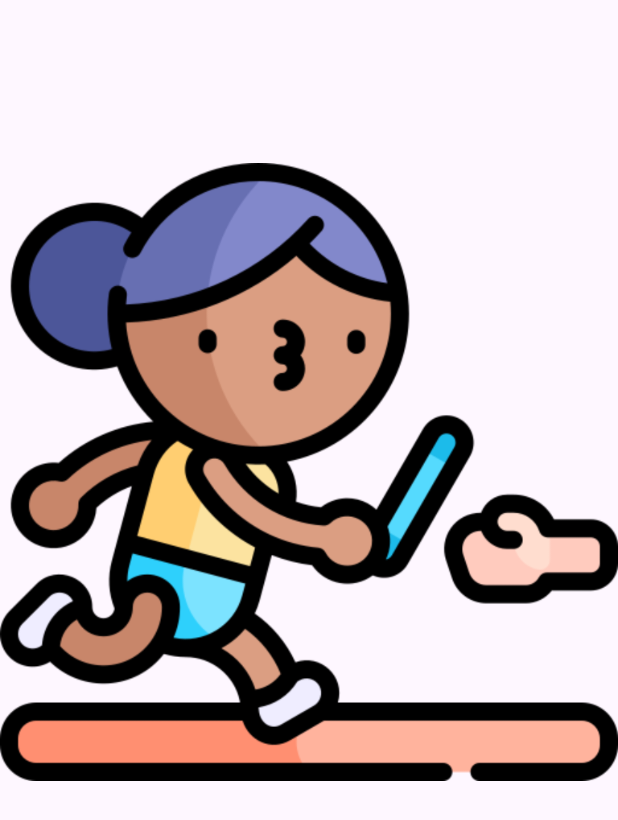
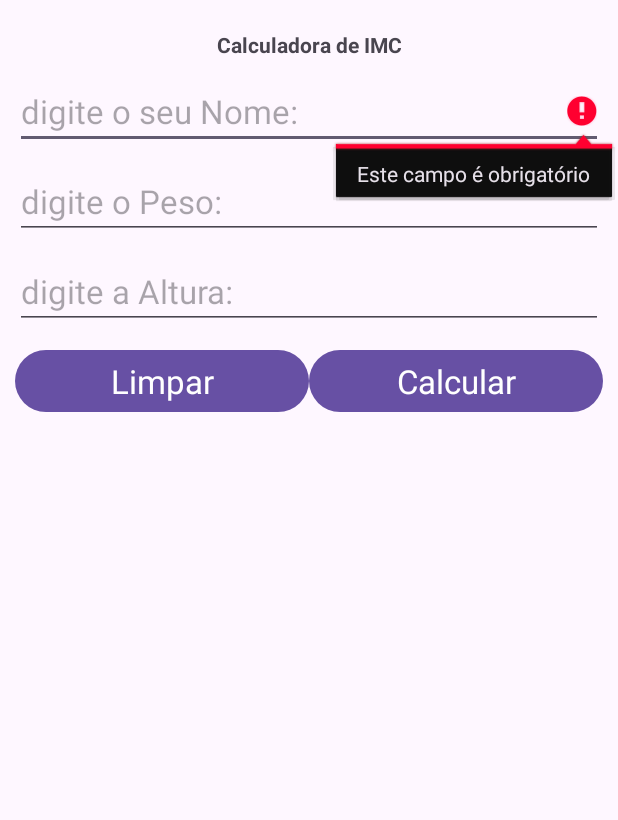
Before and after one commit to renatocouto1867/AppIMC, an Android app: the screen it shows after launch (ActivityResultado before the commit, MainActivity after it), after a tap on "Calcular", on a phone screen of 412 x 824 dp. Shown: the top 820 px of the screen. Run offline under Robolectric (Android 15) with nearby library versions, the phone set to English and light mode, and no system bars.

Commit message:
Projeto Final

```diff
--- a/src/main/java/com/example/appimc/MainActivity.java
+++ b/src/main/java/com/example/appimc/MainActivity.java
@@ -31,6 +31,14 @@ public class MainActivity extends AppCompatActivity {
         buttonCalcular.setOnClickListener(new View.OnClickListener() {
             @Override
             public void onClick(View v) {
+
+                if (editTextNome.getText().toString().isEmpty()) {
+                    editTextNome.setError("Este campo é obrigatório");
+                } else if (editTextPeso.getText().toString().isEmpty()) {
+                    editTextPeso.setError("Este campo é obrigatório");
+                } else if (editTextAltura.getText().toString().isEmpty()) {
+                    editTextAltura.setError("Este campo é obrigatório");
+                } else {
                     resultado = (Calculos.classificaIMC(Double.parseDouble(editTextAltura.getText().toString()),
                             Double.parseDouble(editTextPeso.getText().toString())));
                     Intent intent = new Intent(MainActivity.this, ActivityResultado.class);
@@ -38,6 +46,7 @@ public class MainActivity extends AppCompatActivity {
                     intent.putExtra("nome", editTextNome.getText().toString());
                     startActivity(intent);
 
+                }
             }
         });
 
--- a/src/main/res/layout/activity_main.xml
+++ b/src/main/res/layout/activity_main.xml
@@ -21,8 +21,10 @@
         android:layout_height="wrap_content"
         android:layout_marginBottom="10dp"
         android:ems="10"
-        android:hint="digite o seu Nome:"
-        android:inputType="text" />
+        android:hint="@string/digite_o_seu_nome"
+        android:inputType="text"
+        android:textAppearance="@style/TextAppearance.AppCompat.Large"
+        />
 
     <EditText
         android:id="@+id/editTextPeso"
@@ -30,8 +32,10 @@
         android:layout_height="wrap_content"
         android:layout_marginBottom="10dp"
         android:ems="10"
-        android:hint="digite o Peso:"
-        android:inputType="numberDecimal" />
+        android:hint="@string/digite_o_peso"
+        android:inputType="numberDecimal"
+        android:textAppearance="@style/TextAppearance.AppCompat.Large"
+        />
 
     <EditText
         android:id="@+id/editTextAltura"
@@ -39,8 +43,10 @@
         android:layout_height="wrap_content"
         android:layout_marginBottom="10dp"
         android:ems="10"
-        android:hint="digite a Altura:"
-        android:inputType="numberDecimal" />
+        android:hint="@string/digite_a_altura"
+        android:inputType="numberDecimal"
+        android:textAppearance="@style/TextAppearance.AppCompat.Large"
+         />
 
     <TableLayout
         android:layout_width="match_parent"
@@ -56,14 +62,19 @@
                 android:layout_width="0dp"
                 android:layout_height="wrap_content"
                 android:layout_weight="1"
-                android:text="Limpar" />
+                android:text="@string/limpar"
+                android:textAppearance="@style/TextAppearance.AppCompat.Large"
+                />
+
 
             <Button
                 android:id="@+id/buttonCalcular"
                 android:layout_width="0dp"
                 android:layout_height="wrap_content"
                 android:layout_weight="1"
-                android:text="Calcular" />
+                android:text="@string/calcular"
+                android:textAppearance="@style/TextAppearance.AppCompat.Large"
+                />
 
         </TableRow>
 
--- a/src/main/res/values/strings.xml
+++ b/src/main/res/values/strings.xml
@@ -1,3 +1,8 @@
 <resources>
     <string name="app_name">AppIMC</string>
+    <string name="calcular">Calcular</string>
+    <string name="limpar">Limpar</string>
+    <string name="digite_o_seu_nome">digite o seu Nome:</string>
+    <string name="digite_o_peso">digite o Peso:</string>
+    <string name="digite_a_altura">digite a Altura:</string>
 </resources>
```
Lines whose indentation alone changed are shown as unchanged.
